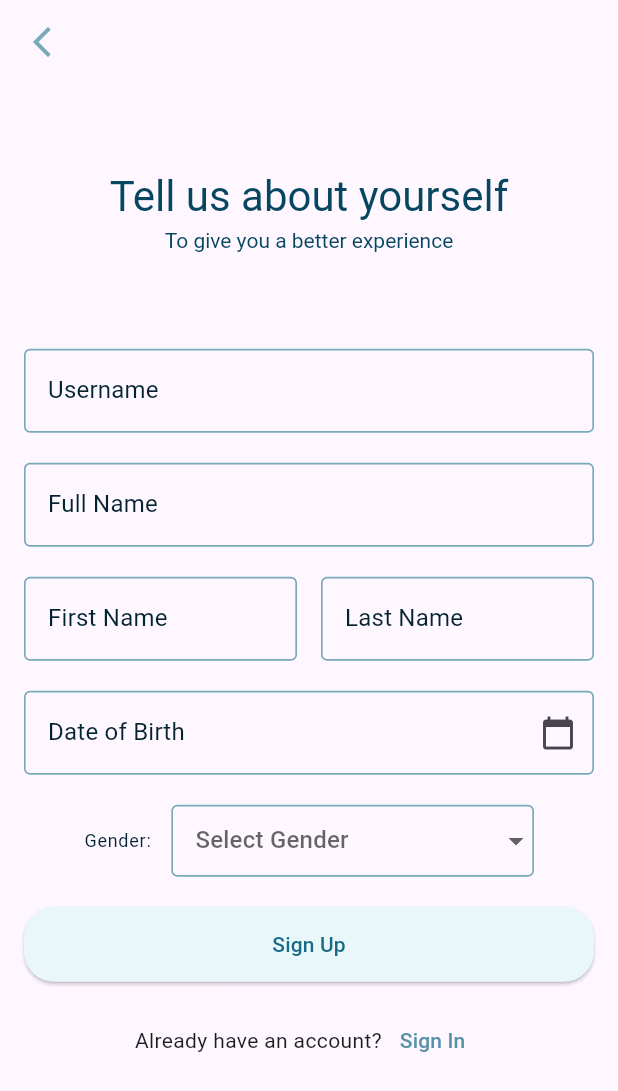
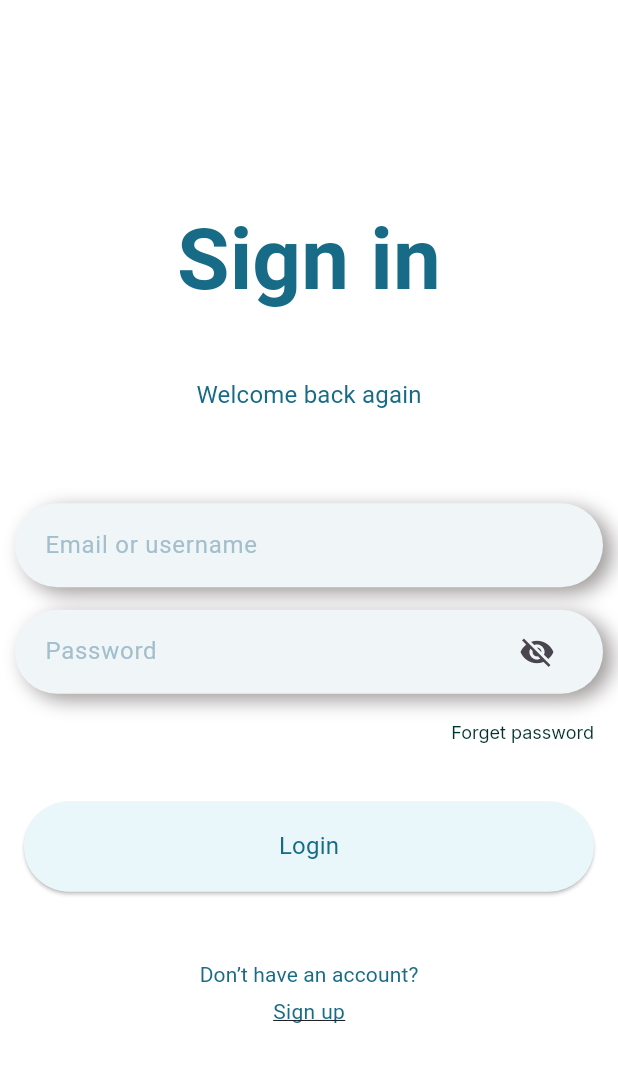
Before and after one commit to Fitrackk/fiTrack, a Flutter app: the screen it shows after launch, on a phone screen of 412 x 824 dp. Shown: the top 1091 px of the screen. Run offline on Flutter 3.47's test engine with Material 3 defaults, Android fonts, the phone set to English and light mode, and no system bars; our stand-ins replace firebase_core, google_fonts; accounts and stored records are empty.

Commit message:
sign in widget page done

```diff
--- a/lib/main.dart
+++ b/lib/main.dart
@@ -1,4 +1,5 @@
 import 'package:fitrack/services/firebase_service.dart';
+import 'package:fitrack/view/sign_in.dart';
 import 'package:fitrack/view/user_data.dart';
 import 'package:flutter/material.dart';
 
@@ -15,7 +16,7 @@ class MainApp extends StatelessWidget {
   Widget build(BuildContext context) {
     return  MaterialApp(
       debugShowCheckedModeBanner: false,
-      home: UserData(),
+        home: SignIn(),
     );
   }
 }
--- /dev/null
+++ b/lib/view/sign_in.dart
@@ -0,0 +1,99 @@
+import 'package:flutter/material.dart';
+import 'package:fitrack/configures/color_theme.dart';
+import 'package:fitrack/configures/text_style.dart';
+import 'package:fitrack/utils/customs/custom_text_feild.dart';
+
+class SignIn extends StatefulWidget {
+  const SignIn({super.key});
+
+  @override
+  _SignInState createState() => _SignInState();
+}
+
+class _SignInState extends State<SignIn> {
+  bool _obscureText = true; // State to manage visibility of password
+
+  void _togglePasswordVisibility() {
+    setState(() {
+      _obscureText = !_obscureText; // Toggle between true and false
+    });
+  }
+
+  @override
+  Widget build(BuildContext context) {
+    return Scaffold(
+      backgroundColor: FitColors.background,
+      body: Center(
+        child: SingleChildScrollView(
+          child: Column(
+            mainAxisAlignment: MainAxisAlignment.center,
+            children: [
+              const SizedBox(height: 5),  // Reduced height from 40 to 20
+              Text("Sign in", style: TextStyles.displayLargeBold.copyWith(color: FitColors.text30)),
+              const SizedBox(height: 50),
+              Text("Welcome back again", style: TextStyles.titleMedium.copyWith(color: FitColors.text30)),
+              const SizedBox(height: 60),
+              const CustomTextField(
+                lableText: "Email or username",
+                icon: null,
+                obScureText: false,
+              ),
+              const SizedBox(height: 15),
+              CustomTextField(
+                lableText: "Password",
+                icon: IconButton(
+                  icon: Icon(_obscureText ? Icons.visibility_off : Icons.visibility),
+                  onPressed: _togglePasswordVisibility,
+                ),
+                obScureText: _obscureText,
+              ),
+              const SizedBox(height: 20 ),
+
+              Align(
+                alignment: Alignment.centerRight,
+                child: Padding(
+                  padding: const EdgeInsets.only(right: 16.0),
+                  child: InkWell(
+                    onTap: _onForgetPasswordTap,
+                    child: Text(
+                      "Forget password",
+                      style: TextStyles.bodysmall.copyWith(color: FitColors.secondary10),
+                    ),
+                  ),
+                ),
+              ),
+              const SizedBox(height: 40),
+
+              ElevatedButton(
+                onPressed: () {
+                  // Implement your sign in logic here
+                },
+                style: ElevatedButton.styleFrom(
+                  backgroundColor: FitColors.primary95,
+                  foregroundColor: FitColors.primary30,
+                  minimumSize: const Size(380, 60,), // Makes the button taller and full-width
+                  shape: RoundedRectangleBorder(
+                    borderRadius: BorderRadius.circular(40), // Border Radius
+                  ),
+                ),
+                child:  Text('Login' , style: TextStyles.titleMedium.copyWith(color: FitColors.primary30)),
+              ),
+              const SizedBox(height: 40,),
+              Padding(
+                padding: const EdgeInsets.symmetric(vertical: 5),
+                child: Text("Don’t have an account?" , style: TextStyles.labelLarge.copyWith(color: FitColors.text30),),
+              ),
+              GestureDetector(
+                onTap: () {}, // Add navigation to your signup screen here
+                child: Text("Sign up", style: TextStyle(decoration: TextDecoration.underline, color: FitColors.text30)),
+              ),
+            ],
+          ),
+        ),
+      ),
+    );
+  }
+
+  void _onForgetPasswordTap() {
+  }
+}
```
